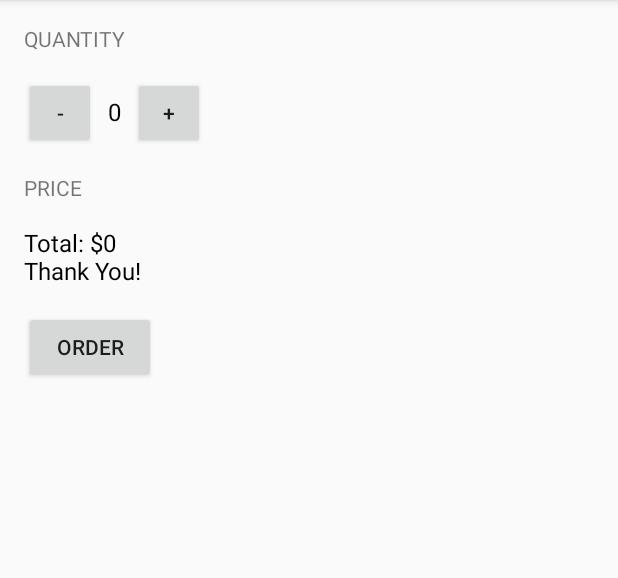
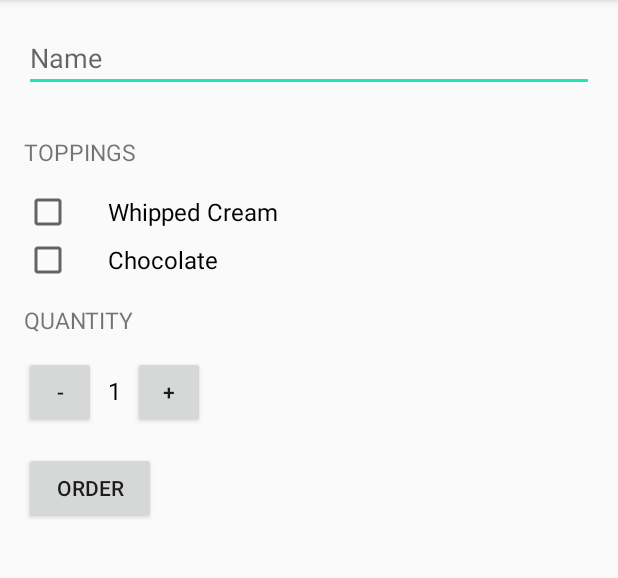
Before and after one commit to blkxltng/Just-Java-App, an Android app: the screen it shows after launch (MainActivity), after a tap on "ORDER", on a phone screen of 412 x 824 dp, the part 84-662 px from its top. Run offline under Robolectric (Android 15) with nearby library versions, the phone set to English and light mode, and no system bars.

Commit message:
completed app + Spanish translation

```diff
--- a/app/src/main/java/com/example/android/justjava/MainActivity.java
+++ b/app/src/main/java/com/example/android/justjava/MainActivity.java
@@ -1,18 +1,22 @@
 package com.example.android.justjava;
 
+import android.content.Intent;
+import android.net.Uri;
 import android.os.Bundle;
 import android.support.v7.app.ActionBarActivity;
 import android.view.View;
+import android.widget.CheckBox;
+import android.widget.EditText;
 import android.widget.TextView;
-
-import java.text.NumberFormat;
+import android.widget.Toast;
 
 /**
  * This app displays an order form to order coffee.
  */
 public class MainActivity extends ActionBarActivity {
 
-    int quantity = 0;
+    int quantity = 1;
+    int costOfCup = 5;
 
     @Override
     protected void onCreate(Bundle savedInstanceState) {
@@ -24,9 +28,14 @@ public class MainActivity extends ActionBarActivity {
      * This method is called when the order button is clicked.
      */
     public void submitOrder(View view) {
-        int price = calculatePrice(quantity, 5);
-        String priceMessage = "Total: $" + price + "\nThank You!";
-        displayMessage(priceMessage);
+        EditText editName = (EditText) findViewById(R.id.editName);
+        String customName = editName.getText().toString();
+        CheckBox checkWhipped = (CheckBox) findViewById(R.id.whippedCheck);
+        CheckBox checkChocolate = (CheckBox) findViewById(R.id.chocolateCheck);
+        boolean whipped = checkWhipped.isChecked();
+        boolean chocolate = checkChocolate.isChecked();
+        int price = calculatePrice(whipped, chocolate);
+        createOrderSummary(customName, price, whipped, chocolate);
     }
 
     /**
@@ -38,43 +47,80 @@ public class MainActivity extends ActionBarActivity {
     }
 
     /**
-     * This method displays the given quantity value on the screen
-     */
-    private void displayPrice(int number) {
-        TextView priceTextView = (TextView) findViewById(R.id.price_text_view);
-        priceTextView.setText("Total: " + NumberFormat.getCurrencyInstance().format(number));
-    }
-
-    /**
      * This method increments the quantity value on the screen when the plus button is clicked
      */
     public void increment(View view) {
-        quantity++;
-        displayQuantity(quantity);
+        //Let the quantities of the coffee go up as long as the number hasn't hit 100
+        if(quantity < 100) {
+            quantity++;
+            displayQuantity(quantity);
+        }
+
+        //Print toast telling the user they can't order more than 100 coffees
+        if(quantity == 100) {
+            Toast.makeText(MainActivity.this, R.string.text_minOrder,
+                    Toast.LENGTH_SHORT).show();
+            return;
+        }
     }
 
     /**
      * This method decrements the quantity value on the screen when the minus button is clicked
      */
     public void decrement(View view) {
-        if(quantity > 0) {
+        //Let the user lower the quantity all the way down to 1
+        if(quantity > 1) {
             quantity--;
             displayQuantity(quantity);
         }
-    }
 
-    private void displayMessage(String message) {
-        TextView priceTextView = (TextView) findViewById(R.id.price_text_view);
-        priceTextView.setText(message);
+        if(quantity == 1) {
+            //Print toast telling the user they must order at least one coffee
+            Toast.makeText(MainActivity.this, R.string.text_maxOrder,
+                    Toast.LENGTH_SHORT).show();
+            return;
+        }
     }
 
     /**
      * Calculates the price of the order based on the current quantity.
      *
-     * @return the price
+     * @return the total price
      */
-    private int calculatePrice(int quantity, int costOfCup) {
+    private int calculatePrice(boolean whipped, boolean chocolate) {
+        costOfCup = 5;
+        if(whipped) {costOfCup += 1;}
+        if(chocolate) {costOfCup += 2;}
+
         int price = quantity * costOfCup;
         return price;
     }
+
+    /**
+     * Creates a summary of the order including the customer's name, quantity ordered, and price.
+     * @param price for the order
+     * @return summary message
+     */
+    private String createOrderSummary(String name, int price, boolean whippedCheck, boolean chocolateCheck) {
+        String orderMessage = getString(R.string.email_name) + name + "\n";
+
+        if(whippedCheck) {orderMessage += getString(R.string.email_whippedY);}
+        else {orderMessage += getString(R.string.email_whippedN);}
+
+        if(chocolateCheck) {orderMessage += getString(R.string.email_chocY);}
+        else {orderMessage += getString(R.string.email_chocN);}
+
+        orderMessage += getString(R.string.email_quantity) + quantity + "\n";
+        orderMessage += getString(R.string.email_total) + price + "\n";
+        orderMessage += getString(R.string.email_thankYou);
+
+        Intent intent = new Intent(Intent.ACTION_SENDTO);
+        intent.setData(Uri.parse("mailto:")); // only email apps should handle this
+        intent.putExtra(Intent.EXTRA_SUBJECT, getString(R.string.text_orderSub) + name);
+        intent.putExtra(Intent.EXTRA_TEXT, orderMessage);
+        if (intent.resolveActivity(getPackageManager()) != null) {
+            startActivity(intent);
+        }
+        return orderMessage;
+    }
 }
--- a/app/src/main/res/layout/activity_main.xml
+++ b/app/src/main/res/layout/activity_main.xml
@@ -1,22 +1,48 @@
 <?xml version="1.0" encoding="utf-8"?>
-<LinearLayout
+<ScrollView
     xmlns:android="http://schemas.android.com/apk/res/android"
     xmlns:tools="http://schemas.android.com/tools"
+    android:layout_width="match_parent"
+    android:layout_height="match_parent"
+    tools:context="com.example.android.justjava.MainActivity">
+    <LinearLayout
         android:layout_width="match_parent"
         android:layout_height="match_parent"
         android:orientation="vertical"
         android:paddingBottom="@dimen/activity_vertical_margin"
         android:paddingLeft="@dimen/activity_horizontal_margin"
         android:paddingRight="@dimen/activity_horizontal_margin"
-    android:paddingTop="@dimen/activity_vertical_margin"
-    tools:context="com.example.android.justjava.MainActivity">
+        android:paddingTop="@dimen/activity_vertical_margin">
+        <EditText
+            android:id="@+id/editName"
+            android:layout_width="match_parent"
+            android:layout_height="wrap_content"
+            android:hint="@string/hint_name"
+            android:inputType="textCapWords"
+            android:layout_marginBottom="16dp"/>
+        <TextView
+            style="@style/HeaderFont"
+            android:text="@string/text_toppings"/>
+
+        <CheckBox
+            android:id="@+id/whippedCheck"
+            android:layout_width="wrap_content"
+            android:layout_height="wrap_content"
+            android:text="@string/check_whipped"
+            android:textSize="16sp"
+            android:paddingLeft="24dp"/>
+
+        <CheckBox
+            android:id="@+id/chocolateCheck"
+            android:layout_width="wrap_content"
+            android:layout_height="wrap_content"
+            android:text="@string/check_chocolate"
+            android:textSize="16sp"
+            android:paddingLeft="24dp"/>
 
         <TextView
-        android:layout_width="wrap_content"
-        android:layout_height="wrap_content"
-        android:layout_marginBottom="16dp"
-        android:text="Quantity"
-        android:textAllCaps="true"/>
+            style="@style/HeaderFont"
+            android:text="@string/text_quantity"/>
 
         <LinearLayout
             android:layout_width="match_parent"
@@ -35,7 +61,7 @@
                 android:layout_height="wrap_content"
                 android:paddingLeft="8dp"
                 android:paddingRight="8dp"
-            android:text="0"
+                android:text="1"
                 android:textColor="@android:color/black"
                 android:textSize="16sp"/>
 
@@ -46,26 +72,11 @@
                 android:text="+"/>
         </LinearLayout>
 
-    <TextView
-        android:layout_width="wrap_content"
-        android:layout_height="wrap_content"
-        android:layout_marginBottom="16dp"
-        android:layout_marginTop="16dp"
-        android:text="Price"
-        android:textAllCaps="true"/>
-
-    <TextView
-        android:id="@+id/price_text_view"
-        android:layout_width="wrap_content"
-        android:layout_height="wrap_content"
-        android:layout_marginBottom="16dp"
-        android:text="$0"
-        android:textColor="@android:color/black"
-        android:textSize="16sp"/>
-
         <Button
             android:layout_width="wrap_content"
             android:layout_height="wrap_content"
+            android:layout_marginTop="16dp"
             android:onClick="submitOrder"
-        android:text="Order"/>
+            android:text="@string/butt_order"/>
     </LinearLayout>
+</ScrollView>
--- a/app/src/main/res/values/strings.xml
+++ b/app/src/main/res/values/strings.xml
@@ -1,3 +1,21 @@
 <resources>
     <string name="app_name">Just Java</string>
+    <string name="hint_name">Name</string>
+    <string name="text_toppings">Toppings</string>
+    <string name="check_whipped">Whipped Cream</string>
+    <string name="check_chocolate">Chocolate</string>
+    <string name="text_quantity">Quantity</string>
+    <string name="text_orderSummary">Order Summary</string>
+    <string name="butt_order">Order</string>
+    <string name="text_minOrder">Cannot order more than 100 coffees</string>
+    <string name="text_maxOrder">Must order at least one coffee</string>
+    <string name="text_orderSub">"Just Java Order for "</string>
+    <string name="email_name">"Name: "</string>
+    <string name="email_whippedY">Whipped Cream?: Yes\n</string>
+    <string name="email_whippedN">Whipped Cream?: No\n</string>
+    <string name="email_chocY">Chocolate?: Yes\n</string>
+    <string name="email_chocN">Chocolate?: No\n</string>
+    <string name="email_quantity">"Quantity: "</string>
+    <string name="email_total">Total: $</string>
+    <string name="email_thankYou">Thank You!</string>
 </resources>
--- a/app/src/main/res/values/styles.xml
+++ b/app/src/main/res/values/styles.xml
@@ -5,7 +5,16 @@
         <!-- Customize your theme here. -->
         <item name="colorPrimary">#6d4c41</item>
         <item name="colorPrimaryDark">#3e2723</item>
-        <item name="colorAccent">#64ffda</item>
+        <item name="colorAccent">#1de9b6</item>
+    </style>
+
+    <!-- Style for the header fonts. -->
+    <style name="HeaderFont">
+        <item name="android:layout_width">match_parent</item>
+        <item name="android:layout_height">48dp</item>
+        <item name="android:gravity">center_vertical</item>
+        <item name="android:textAllCaps">true</item>
+        <item name="android:textSize">15sp</item>
     </style>
 
 </resources>
```
Also changed, not shown: 1 other file. Lines whose indentation alone changed are shown as unchanged.
